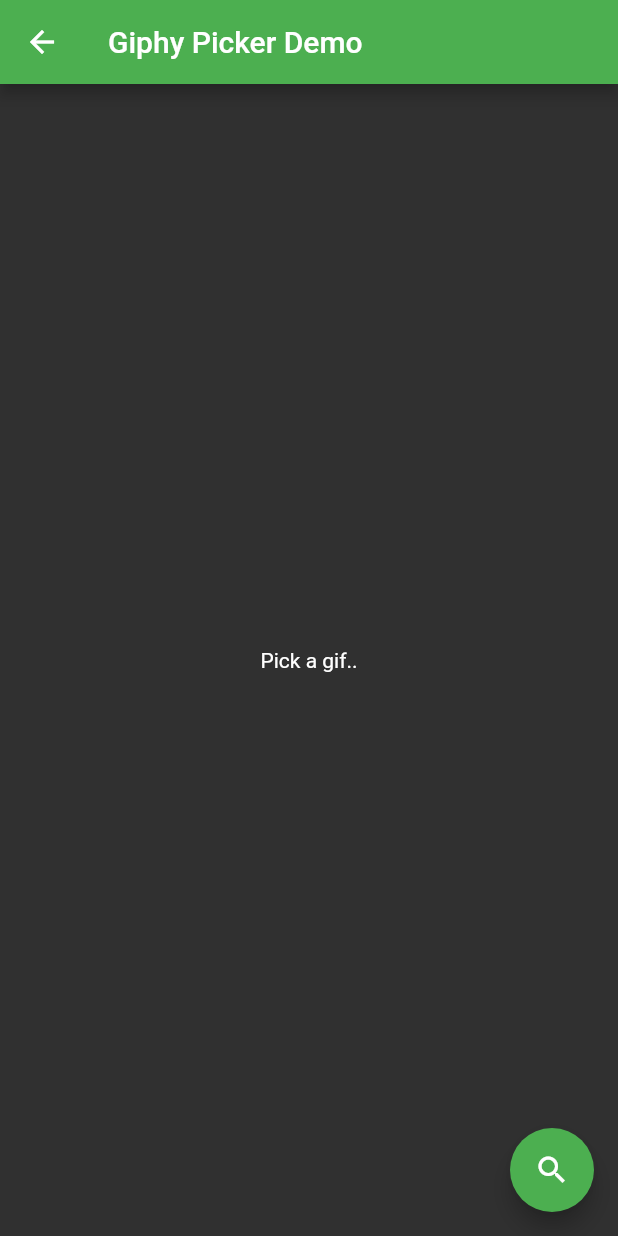
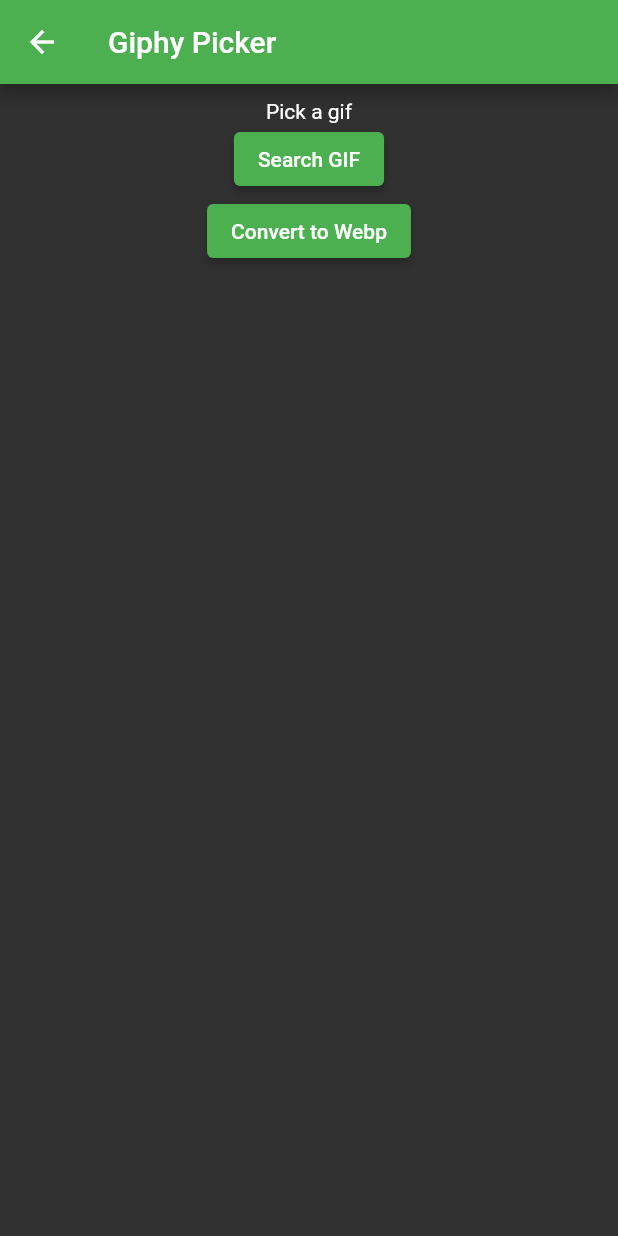
Before and after one commit to Adrieldf/toWebpConverter, a Flutter app: the BrowseGIF screen opened directly, on a phone screen of 412 x 824 dp. Run offline on Flutter 3.47's test engine with Material 2 defaults, Android fonts, the phone set to English and light mode, and no system bars; our stand-ins replace flutter_image_compress, percent_indicator; missing offline and left inert: flutter_downloader, giphy_picker.

```diff
--- a/lib/browsegif.dart
+++ b/lib/browsegif.dart
@@ -1,6 +1,6 @@
 import 'package:flutter/material.dart';
 import 'package:giphy_picker/giphy_picker.dart';
-import 'package:towebpconverter/constants/constants.dart';
+import 'package:towebpconverter/convertToWebp.dart';
 
 class BrowseGIF extends StatefulWidget {
   BrowseGIF({Key key}) : super(key: key);
@@ -12,29 +12,25 @@ class BrowseGIF extends StatefulWidget {
 class _BrowseGIFState extends State<BrowseGIF> {
   GiphyGif _gif;
 
-  void test(){
-    _gif.
-
-  }
   @override
   Widget build(BuildContext context) {
     return Scaffold(
       appBar: AppBar(
-        title: Text(_gif?.title ?? 'Giphy Picker Demo'),
+        title: Text(_gif?.title ?? 'Giphy Picker'),
       ),
       body: SafeArea(
         child: Center(
-          child: _gif == null
-              ? Text('Pick a gif..')
+          child: Align(
+            alignment: Alignment.center,
+            child: Column(
+              children: [
+                SizedBox(
+                  height: 10,
+                ),
+                _gif == null
+                    ? Text('Pick a gif')
                     : GiphyImage.original(gif: _gif),
-        ),
-      ),
-      floatingActionButton: FloatingActionButton(
-        backgroundColor: Theme.of(context).primaryColor,
-        child: Icon(
-          Icons.search,
-          color: iconColor,
-        ),
+                ElevatedButton(
                   onPressed: () async {
                     // request your Giphy API key at https://developers.giphy.com/
                     final gif = await GiphyPicker.pickGif(
@@ -60,6 +56,50 @@ class _BrowseGIFState extends State<BrowseGIF> {
                       setState(() => _gif = gif);
                     }
                   },
+                  child: Text("Search GIF"),
+                  autofocus: false,
+                  clipBehavior: Clip.none,
+                  style: new ButtonStyle(
+                    backgroundColor: MaterialStateProperty.resolveWith<Color>(
+                      (Set<MaterialState> states) {
+                        return Theme.of(context)
+                            .primaryColor; // Use the component's default.
+                      },
+                    ),
+                  ),
+                ),
+                ElevatedButton(
+                  onPressed: () {
+                    if (_gif != null) {
+                      Navigator.push(
+                        context,
+                        MaterialPageRoute(
+                            builder: (context) => ConvertToWebp(
+                                  gif: _gif,
+                                )),
+                      );
+                    } else {
+                      ScaffoldMessenger.of(context).showSnackBar(SnackBar(
+                        content: Text("Pick a gif first!"),
+                      ));
+                    }
+                  },
+                  child: Text("Convert to Webp"),
+                  autofocus: false,
+                  clipBehavior: Clip.none,
+                  style: new ButtonStyle(
+                    backgroundColor: MaterialStateProperty.resolveWith<Color>(
+                      (Set<MaterialState> states) {
+                        return Theme.of(context)
+                            .primaryColor; // Use the component's default.
+                      },
+                    ),
+                  ),
+                ),
+              ],
+            ),
+          ),
+        ),
       ),
     );
   }
--- a/lib/main.dart
+++ b/lib/main.dart
@@ -54,7 +54,7 @@ class _MyHomePageState extends State<MyHomePage> {
                   MaterialPageRoute(builder: (context) => BrowseGIF()),
                 );
               },
-              child: Text("GIF"),
+              child: Text("GIPHY GIF"),
               autofocus: false,
               clipBehavior: Clip.none,
               style: new ButtonStyle(
--- a/pubspec.yaml
+++ b/pubspec.yaml
@@ -26,6 +26,10 @@ dependencies:
 
   http: ^0.12.2
   giphy_picker: ^1.0.8
+  flutter_image_compress: ^0.7.0
+  flutter_downloader: ^1.5.2
+  path_provider: ^1.6.27
+  percent_indicator: ^2.1.9
 
   # The following adds the Cupertino Icons font to your application.
   # Use with the CupertinoIcons class for iOS style icons.
```
Also changed, not shown: lib/convertToWebp.dart (added, +288 -0 lines), pubspec.lock, 2 other files. Lines whose indentation alone changed are shown as unchanged.
